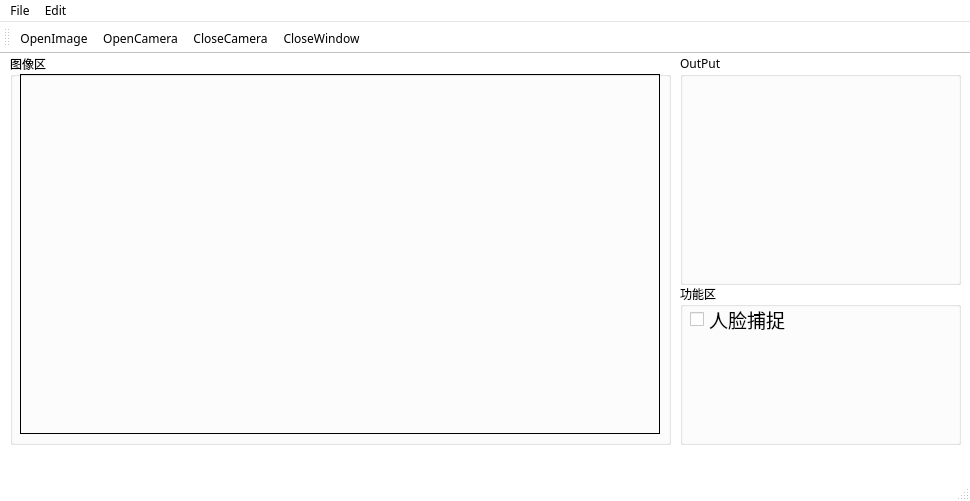
The window that GUIDesign.ui (Mitty-Hu/CGproject) describes before a commit, drawn with Qt 5.
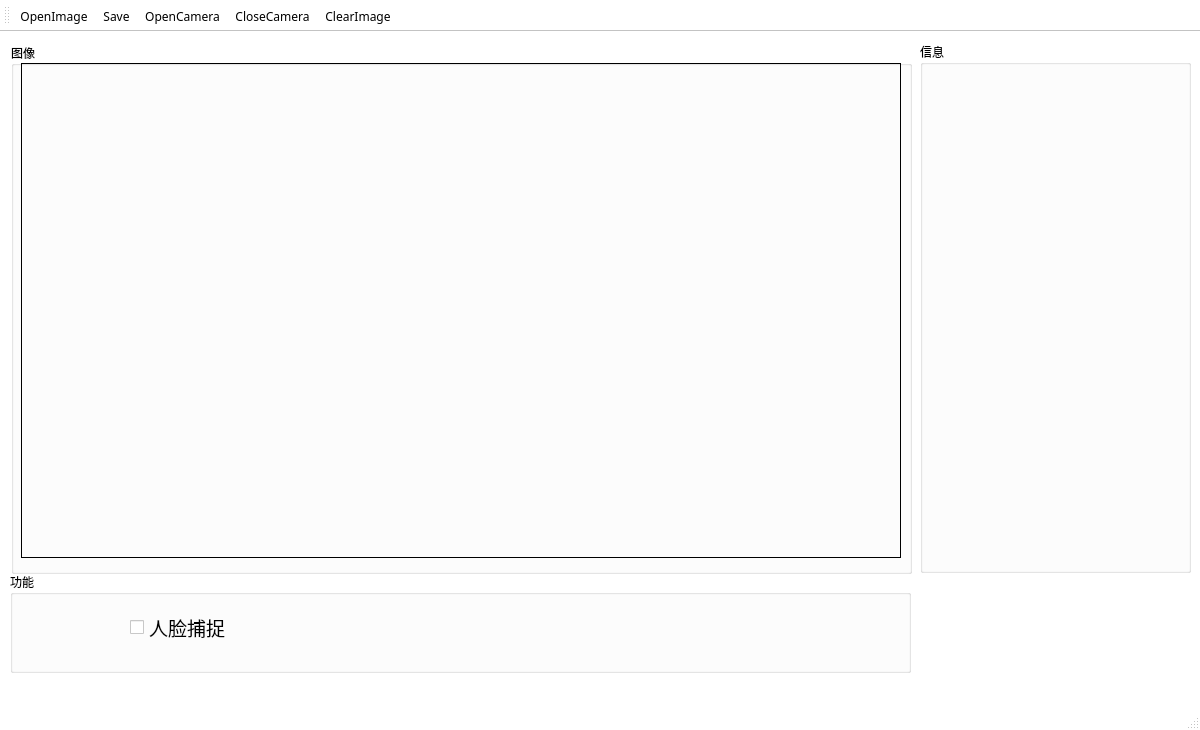
The same window after the commit. Icons and pictures are not drawn.

Commit message: 重新设计布局，窗口大小不能改变，添加交大logo

The edit to the form file:
```diff
--- a/GUIDesign.ui
+++ b/GUIDesign.ui
@@ -9,10 +9,22 @@
    <rect>
     <x>0</x>
     <y>0</y>
-    <width>970</width>
-    <height>501</height>
+    <width>1200</width>
+    <height>730</height>
    </rect>
   </property>
+  <property name="minimumSize">
+   <size>
+    <width>1200</width>
+    <height>730</height>
+   </size>
+  </property>
+  <property name="maximumSize">
+   <size>
+    <width>1200</width>
+    <height>730</height>
+   </size>
+  </property>
   <property name="palette">
    <palette>
     <active>
@@ -474,20 +486,26 @@
    <widget class="QGroupBox" name="groupBox">
     <property name="geometry">
      <rect>
-      <x>680</x>
-      <y>230</y>
-      <width>281</width>
-      <height>161</height>
+      <x>10</x>
+      <y>540</y>
+      <width>901</width>
+      <height>101</height>
      </rect>
     </property>
+    <property name="minimumSize">
+     <size>
+      <width>901</width>
+      <height>101</height>
+     </size>
+    </property>
     <property name="title">
-     <string>功能区</string>
+     <string>功能</string>
     </property>
     <widget class="QCheckBox" name="checkbox_face">
      <property name="geometry">
       <rect>
-       <x>10</x>
-       <y>20</y>
+       <x>120</x>
+       <y>40</y>
        <width>121</width>
        <height>31</height>
       </rect>
@@ -505,10 +523,10 @@
     <widget class="QPushButton" name="button_Capture">
      <property name="geometry">
       <rect>
-       <x>170</x>
-       <y>80</y>
-       <width>40</width>
-       <height>40</height>
+       <x>20</x>
+       <y>30</y>
+       <width>71</width>
+       <height>61</height>
       </rect>
      </property>
      <property name="font">
@@ -543,8 +561,8 @@
      </property>
      <property name="iconSize">
       <size>
-       <width>32</width>
-       <height>32</height>
+       <width>48</width>
+       <height>48</height>
       </size>
      </property>
     </widget>
@@ -552,22 +570,34 @@
    <widget class="QGroupBox" name="groupBox_2">
     <property name="geometry">
      <rect>
-      <x>10</x>
-      <y>0</y>
+      <x>11</x>
+      <y>11</y>
+      <width>901</width>
+      <height>531</height>
+     </rect>
+    </property>
+    <property name="minimumSize">
+     <size>
       <width>661</width>
       <height>391</height>
-     </rect>
+     </size>
+    </property>
+    <property name="maximumSize">
+     <size>
+      <width>1920</width>
+      <height>1080</height>
+     </size>
     </property>
     <property name="title">
-     <string>图像区</string>
+     <string>图像</string>
     </property>
     <widget class="QLabel" name="label_ShowCamera">
      <property name="geometry">
       <rect>
        <x>10</x>
        <y>20</y>
-       <width>640</width>
-       <height>360</height>
+       <width>880</width>
+       <height>495</height>
       </rect>
      </property>
      <property name="frameShape">
@@ -584,14 +614,42 @@
    <widget class="QGroupBox" name="groupBox_3">
     <property name="geometry">
      <rect>
-      <x>680</x>
-      <y>0</y>
-      <width>281</width>
-      <height>231</height>
+      <x>920</x>
+      <y>10</y>
+      <width>271</width>
+      <height>531</height>
      </rect>
     </property>
+    <property name="minimumSize">
+     <size>
+      <width>270</width>
+      <height>390</height>
+     </size>
+    </property>
     <property name="title">
-     <string>OutPut</string>
+     <string>信息</string>
+    </property>
+   </widget>
+   <widget class="QLabel" name="label_SJTUlogo">
+    <property name="geometry">
+     <rect>
+      <x>920</x>
+      <y>550</y>
+      <width>271</width>
+      <height>91</height>
+     </rect>
+    </property>
+    <property name="minimumSize">
+     <size>
+      <width>271</width>
+      <height>91</height>
+     </size>
+    </property>
+    <property name="text">
+     <string/>
+    </property>
+    <property name="pixmap">
+     <pixmap>icon/SJTUlogo.png</pixmap>
     </property>
    </widget>
   </widget>
@@ -600,22 +658,10 @@
     <rect>
      <x>0</x>
      <y>0</y>
-     <width>970</width>
-     <height>23</height>
+     <width>1200</width>
+     <height>26</height>
     </rect>
    </property>
-   <widget class="QMenu" name="menuFile">
-    <property name="title">
-     <string>File</string>
-    </property>
-   </widget>
-   <widget class="QMenu" name="menuEdit">
-    <property name="title">
-     <string>Edit</string>
-    </property>
-   </widget>
-   <addaction name="menuFile"/>
-   <addaction name="menuEdit"/>
   </widget>
   <widget class="QStatusBar" name="statusbar"/>
   <widget class="QToolBar" name="toolBar">
@@ -635,9 +681,10 @@
     <bool>false</bool>
    </attribute>
    <addaction name="actionOpenImage"/>
+   <addaction name="actionSave"/>
    <addaction name="actionOpenCamera"/>
    <addaction name="actionCloseCamera"/>
-   <addaction name="actionCloseWindow"/>
+   <addaction name="actionClearImage"/>
   </widget>
   <action name="actionOpenImage">
    <property name="icon">
@@ -675,16 +722,28 @@
     <string>关闭摄像头</string>
    </property>
   </action>
-  <action name="actionCloseWindow">
+  <action name="actionClearImage">
    <property name="icon">
     <iconset>
      <normaloff>icon/icons8-closewindow-96.png</normaloff>icon/icons8-closewindow-96.png</iconset>
    </property>
    <property name="text">
-    <string>CloseWindow</string>
+    <string>ClearImage</string>
    </property>
    <property name="toolTip">
-    <string>关闭窗口</string>
+    <string>删除图窗内容</string>
+   </property>
+  </action>
+  <action name="actionSave">
+   <property name="icon">
+    <iconset>
+     <normaloff>icon/icons8-save-96.png</normaloff>icon/icons8-save-96.png</iconset>
+   </property>
+   <property name="text">
+    <string>Save</string>
+   </property>
+   <property name="toolTip">
+    <string>保存图片</string>
    </property>
   </action>
  </widget>
```
Left out of the diff: 19 changed lines with no effect on the pictures. The commit also changes 5 other files.
